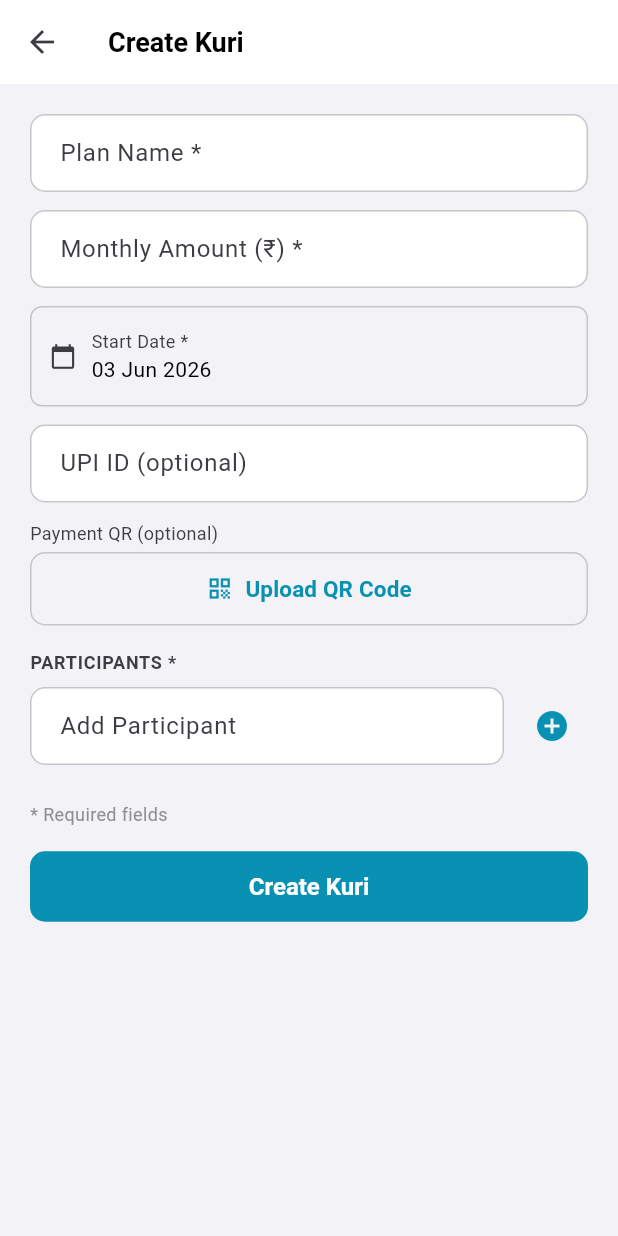
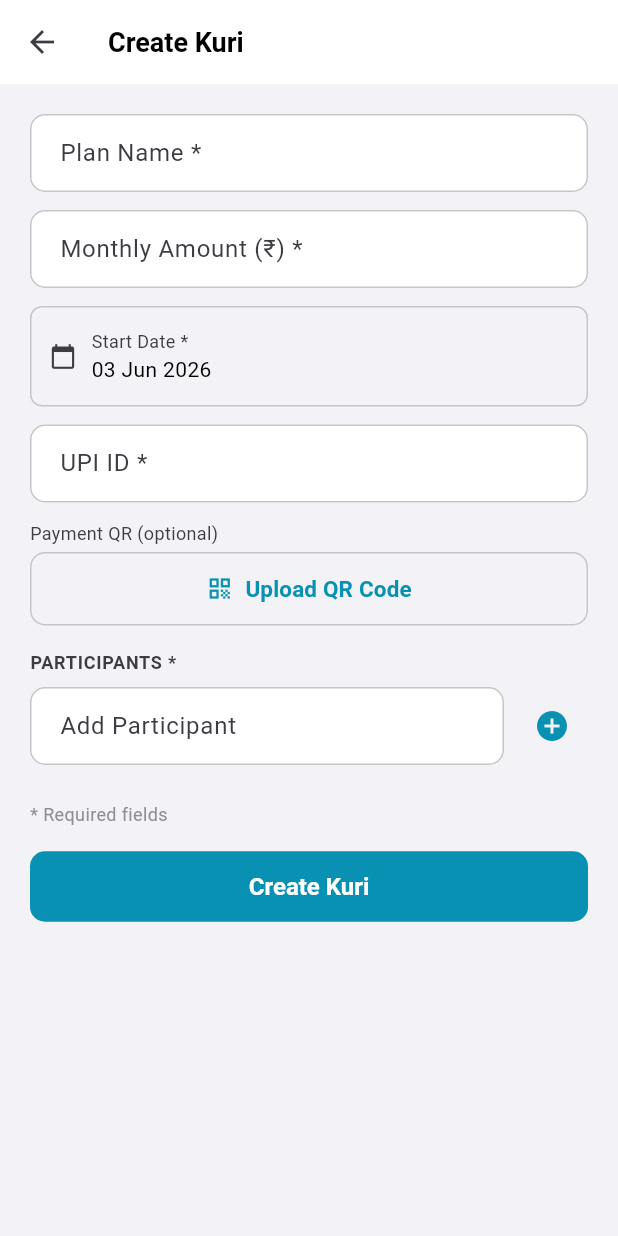
Before and after one commit to AkzZoho/my-apps, a Flutter app: the CreateKuriScreen screen opened directly, on a phone screen of 412 x 824 dp. Run offline on Flutter 3.47's test engine with Material 3 defaults, Android fonts, the phone set to English and light mode, and no system bars; our stand-ins replace file_picker, firebase_core, firebase_database, flutter_riverpod, google_sign_in, shared_preferences; missing offline and left inert: dart:html; accounts and stored records are empty.

Commit message:
Make UPI ID mandatory when creating a Kuri
UPI ID is required for members to pay — mark it with * and validate
before submission. Payment QR remains optional (nice-to-have).

Also replaced 'savings plan' terminology in l10n with 'Kuri'.

https://claude.ai/code/session_01LRkHByMJmLc1pqgXtvQSMZ

```diff
--- a/apps/kuri/lib/screens/create_kuri_screen.dart
+++ b/apps/kuri/lib/screens/create_kuri_screen.dart
@@ -121,6 +121,11 @@ class _CreateKuriScreenState extends ConsumerState<CreateKuriScreen> {
       return;
     }
 
+    if (upiId.isEmpty) {
+      showError(context, _l10n!.upiIdRequired);
+      return;
+    }
+
     setState(() => _loading = true);
     try {
       final participantIds = _selectedParticipants.map((p) => p.id).toList();
@@ -221,7 +226,7 @@ class _CreateKuriScreenState extends ConsumerState<CreateKuriScreen> {
                   controller: _upiCtrl,
                   style: TextStyle(color: c.text),
                   decoration: InputDecoration(
-                    labelText: '${l10n.upiId} ${l10n.optional}',
+                    labelText: '${l10n.upiId} *',
                     hintText: 'name@upi',
                   ),
                 ),
```
